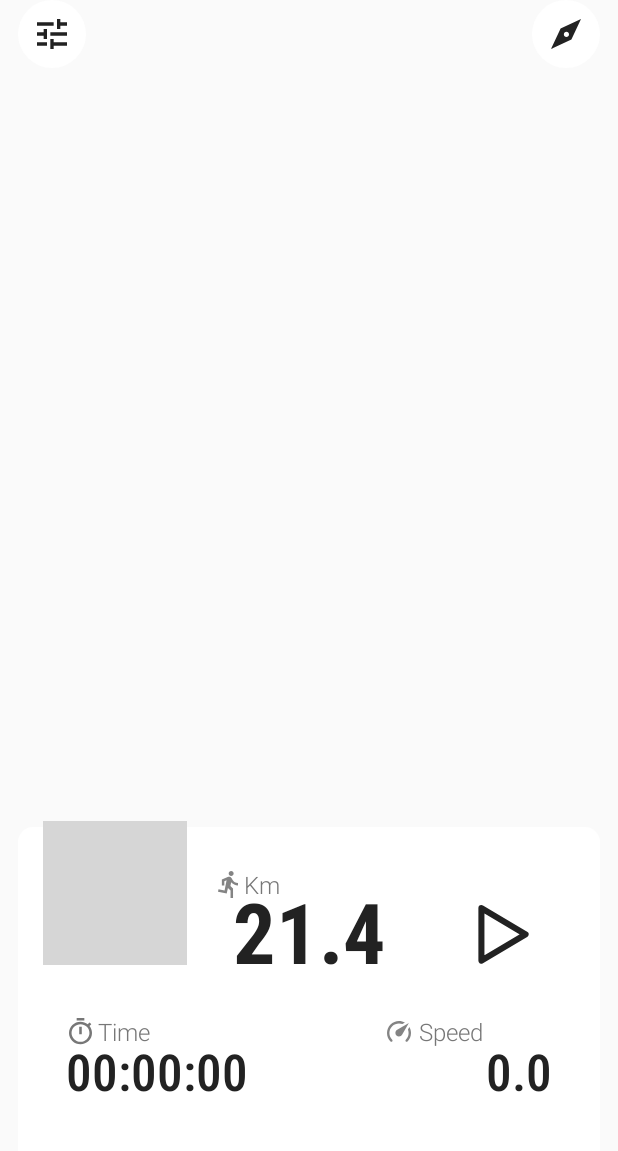
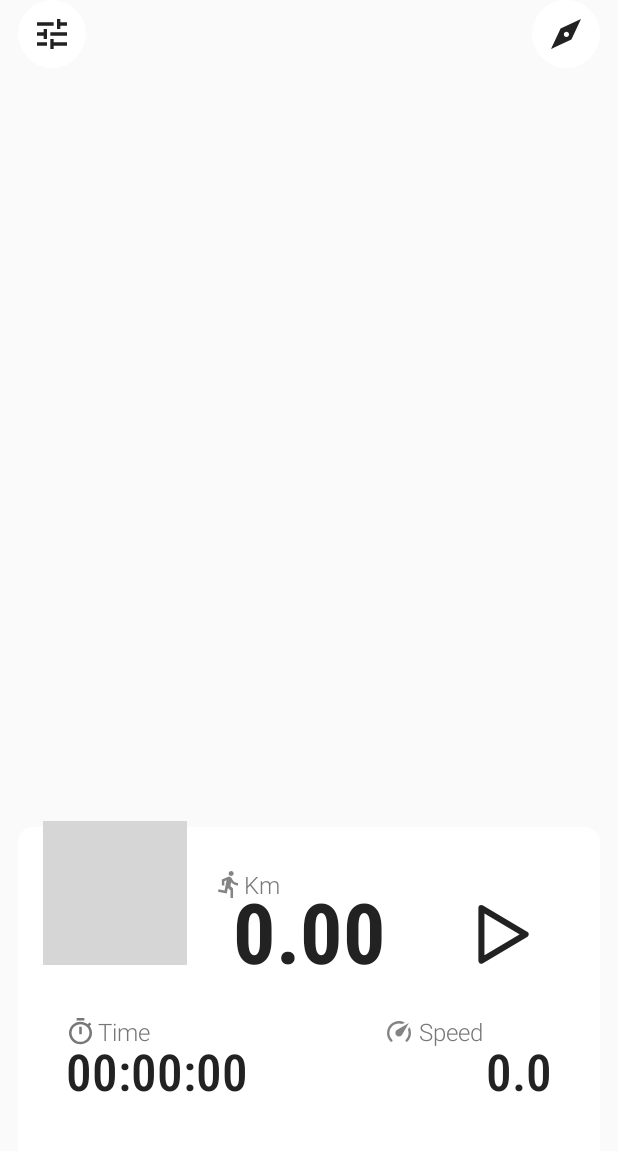
Before and after one commit to marshtupa/TrackMe, an Android app: the screen it shows after launch (MainActivity), on a phone screen of 412 x 824 dp, the part 53-1204 px from its top. Run offline under Robolectric (Android 15) with nearby library versions, the phone set to English and light mode, and no system bars; grey boxes are pictures that could not be loaded.

Commit message:
Refactor code

```diff
--- a/src/app/src/main/java/com/triple/trackme/GoogleMapService.java
+++ b/src/app/src/main/java/com/triple/trackme/GoogleMapService.java
@@ -50,7 +50,6 @@ public class GoogleMapService {
         map.setMapType(GoogleMap.MAP_TYPE_NORMAL);
         map.setMapStyle(MapStyleOptions.loadRawResourceStyle(context, R.raw.style_map));
 
-        map.getUiSettings().setZoomControlsEnabled(true);
         map.getUiSettings().setCompassEnabled(false);
         map.getUiSettings().setMyLocationButtonEnabled(false);
         map.getUiSettings().setZoomControlsEnabled(false);
--- a/src/app/src/main/java/com/triple/trackme/MainActivity.java
+++ b/src/app/src/main/java/com/triple/trackme/MainActivity.java
@@ -9,13 +9,11 @@ import android.app.Activity;
 import android.app.ProgressDialog;
 import android.content.pm.PackageManager;
 import android.graphics.Color;
-import android.os.Build;
 import android.os.Bundle;
 import android.util.Log;
 import android.view.Window;
 import android.view.WindowManager;
 import android.widget.ImageButton;
-import android.widget.ImageView;
 import android.widget.TextView;
 import android.widget.Toast;
 import android.view.View;
@@ -36,36 +34,32 @@ public class MainActivity extends FragmentActivity implements OnMapReadyCallback
 
     private GoogleMap map;
     private ProgressDialog progressDialog;
-    private ImageView imgMyLocation;
-
 
     public static final int REQUEST_ID_ACCESS_COURSE_FINE_LOCATION = 100;
-
 
     @Override
     protected void onCreate(Bundle savedInstanceState) {
         super.onCreate(savedInstanceState);
+        updateWindow();
+        setContentView(R.layout.activity_main);
 
-        if (Build.VERSION.SDK_INT >= 19 && Build.VERSION.SDK_INT < 21) {
-            setWindowFlag(this, WindowManager.LayoutParams.FLAG_TRANSLUCENT_STATUS, true);
+        showMapLoadProgress();
+
+        SupportMapFragment mapFragment = (SupportMapFragment) getSupportFragmentManager().findFragmentById(R.id.map);
+        mapFragment.getMapAsync(this);
+
+        CurrentTrackView.initialize(this, (TextView) findViewById(R.id.timeVal),
+                (TextView) findViewById(R.id.distanceVal), (TextView) findViewById(R.id.speedVal),
+                (ImageButton) findViewById(R.id.buttonPause), (ImageButton) findViewById(R.id.buttonPlay));
     }
-        if (Build.VERSION.SDK_INT >= 19) {
+
+    private void updateWindow() {
         getWindow().getDecorView().setSystemUiVisibility(View.SYSTEM_UI_FLAG_LAYOUT_STABLE | View.SYSTEM_UI_FLAG_LAYOUT_FULLSCREEN);
-        }
-        if (Build.VERSION.SDK_INT >= 21) {
         setWindowFlag(this, WindowManager.LayoutParams.FLAG_TRANSLUCENT_STATUS, false);
         getWindow().setStatusBarColor(Color.TRANSPARENT);
     }
-        setContentView(R.layout.activity_main);
-        showMapLoadProgress();
-        SupportMapFragment mapFragment = (SupportMapFragment) getSupportFragmentManager().findFragmentById(R.id.map);
-        mapFragment.getMapAsync(this);
-        CurrentTrackView.initialize(this, (TextView) findViewById(R.id.timeVal),
-                (TextView) findViewById(R.id.speedVal), (TextView) findViewById(R.id.speedVal),
-                (ImageButton) findViewById(R.id.buttonPause), (ImageButton) findViewById(R.id.buttonPlay));
-    }
 
-    public static void setWindowFlag(Activity activity, final int bits, boolean on) {
+    private void setWindowFlag(Activity activity, final int bits, boolean on) {
         Window win = activity.getWindow();
         WindowManager.LayoutParams winParams = win.getAttributes();
         if (on) {
@@ -116,20 +110,16 @@ public class MainActivity extends FragmentActivity implements OnMapReadyCallback
     public void onRequestPermissionsResult(int requestCode, String permissions[], int[] grantResults) {
         super.onRequestPermissionsResult(requestCode, permissions, grantResults);
 
-        switch (requestCode) {
-            case REQUEST_ID_ACCESS_COURSE_FINE_LOCATION: {
+        if (requestCode == REQUEST_ID_ACCESS_COURSE_FINE_LOCATION) {
             if (grantResults.length > 1
                     && grantResults[0] == PackageManager.PERMISSION_GRANTED
                     && grantResults[1] == PackageManager.PERMISSION_GRANTED) {
                 Toast.makeText(this, "Permission denied!", Toast.LENGTH_LONG).show();
                 Log.i("MapInfo", "Permission denied!");
                 this.showMyLocation();
-                }
-                else {
+            } else {
                 Toast.makeText(this, "Permission denied!", Toast.LENGTH_LONG).show();
                 Log.i("MapInfo", "Permission denied!");
-                }
-                break;
             }
         }
     }
@@ -143,12 +133,12 @@ public class MainActivity extends FragmentActivity implements OnMapReadyCallback
 
         final long MIN_TIME_BW_UPDATES = 1000;
         final float MIN_DISTANCE_CHANGE_FOR_UPDATES = 1;
-        Location myLocation = null;
+        Location myLocation;
         try {
             locationManager.requestLocationUpdates(
                     locationProvider,
                     MIN_TIME_BW_UPDATES,
-                    MIN_DISTANCE_CHANGE_FOR_UPDATES, (LocationListener) this);
+                    MIN_DISTANCE_CHANGE_FOR_UPDATES, this);
             myLocation = locationManager.getLastKnownLocation(locationProvider);
         }
         catch (SecurityException e) {
--- a/src/app/src/main/res/values/strings.xml
+++ b/src/app/src/main/res/values/strings.xml
@@ -3,12 +3,13 @@
     <string name="menu_button">Menu button</string>
     <string name="pause_button">Pause button</string>
     <string name="stop_button">Stop button</string>
-    <string name="start_button">Start button</string>
+    <string name="play_button">Play button</string>
+    <string name="picture">Picture</string>
     <string name="distance_km_label">km</string>
     <string name="time_label">Time</string>
     <string name="speed_label">Speed</string>
     <string name="distance_label">Km</string>
     <string name="distance_empty_example">21.42</string>
-    <string name="speed_empty_example">25.3210</string>
+    <string name="speed_empty_example">15.32</string>
     <string name="time_empty_example">00:21:10</string>
 </resources>
```
Lines whose indentation alone changed are shown as unchanged.
